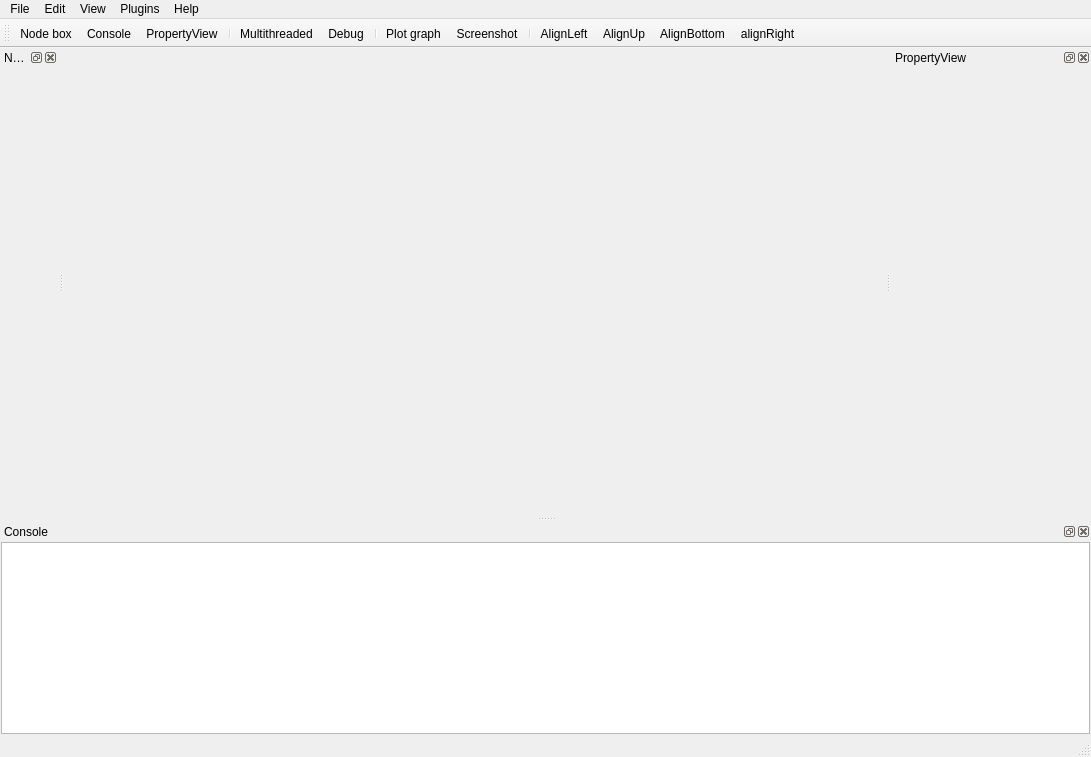
Qt form PyFlow/GraphEditor_ui.ui (wonderworks-software/PyFlow) before a commit.
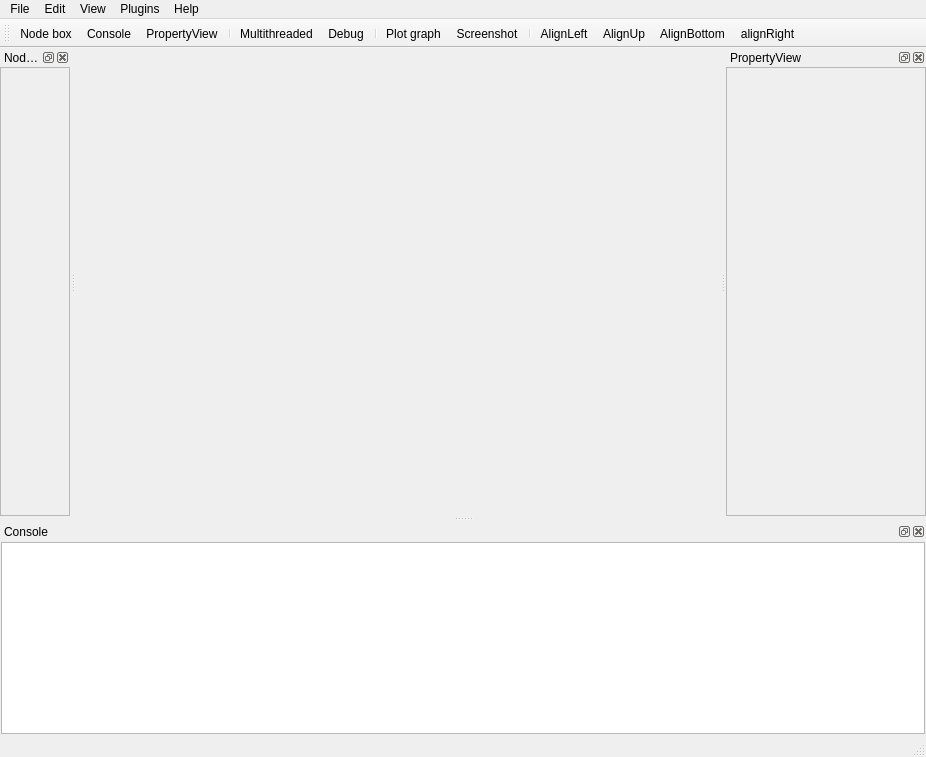
The same form after that commit. Icons and pictures are not drawn.

Commit message: scroll areas

What changed in the file:
```diff
--- a/PyFlow/GraphEditor_ui.ui
+++ b/PyFlow/GraphEditor_ui.ui
@@ -6,7 +6,7 @@
    <rect>
     <x>0</x>
     <y>0</y>
-    <width>1091</width>
+    <width>926</width>
     <height>757</height>
    </rect>
   </property>
@@ -80,8 +80,8 @@
     <rect>
      <x>0</x>
      <y>0</y>
-     <width>1091</width>
-     <height>21</height>
+     <width>926</width>
+     <height>31</height>
     </rect>
    </property>
    <widget class="QMenu" name="menuEdit">
@@ -160,8 +160,8 @@
    </property>
    <property name="minimumSize">
     <size>
-     <width>91</width>
-     <height>115</height>
+     <width>109</width>
+     <height>142</height>
     </size>
    </property>
    <property name="features">
@@ -217,21 +217,34 @@
     <number>1</number>
    </attribute>
    <widget class="QWidget" name="dockWidgetContents_5">
-    <layout class="QGridLayout" name="gridLayout_5">
-     <property name="leftMargin">
-      <number>1</number>
+    <layout class="QVBoxLayout" name="verticalLayout_2">
+     <property name="margin">
+      <number>0</number>
      </property>
-     <property name="topMargin">
-      <number>1</number>
-     </property>
-     <property name="rightMargin">
-      <number>1</number>
-     </property>
-     <property name="bottomMargin">
-      <number>1</number>
-     </property>
-     <item row="0" column="0">
-      <layout class="QGridLayout" name="NodeBoxLayout"/>
+     <item>
+      <widget class="QScrollArea" name="scrollArea_2">
+       <property name="widgetResizable">
+        <bool>true</bool>
+       </property>
+       <widget class="QWidget" name="scrollAreaWidgetContents_2">
+        <property name="geometry">
+         <rect>
+          <x>0</x>
+          <y>0</y>
+          <width>228</width>
+          <height>382</height>
+         </rect>
+        </property>
+        <layout class="QGridLayout" name="gridLayout_5">
+         <property name="margin">
+          <number>0</number>
+         </property>
+         <item row="0" column="0">
+          <layout class="QGridLayout" name="NodeBoxLayout"/>
+         </item>
+        </layout>
+       </widget>
+      </widget>
      </item>
     </layout>
    </widget>
@@ -241,7 +254,7 @@
    <property name="minimumSize">
     <size>
      <width>200</width>
-     <height>100</height>
+     <height>166</height>
     </size>
    </property>
    <property name="allowedAreas">
@@ -254,34 +267,37 @@
     <number>2</number>
    </attribute>
    <widget class="QWidget" name="dockWidgetContents">
-    <layout class="QGridLayout" name="gridLayout_4">
-     <property name="leftMargin">
-      <number>1</number>
+    <layout class="QVBoxLayout" name="verticalLayout">
+     <property name="spacing">
+      <number>0</number>
      </property>
-     <property name="topMargin">
-      <number>1</number>
+     <property name="margin">
+      <number>0</number>
      </property>
-     <property name="rightMargin">
-      <number>1</number>
-     </property>
-     <property name="bottomMargin">
-      <number>1</number>
-     </property>
-     <item row="0" column="0">
-      <layout class="QFormLayout" name="PropertiesformLayout">
-       <property name="leftMargin">
-        <number>2</number>
+     <item>
+      <widget class="QScrollArea" name="scrollArea">
+       <property name="widgetResizable">
+        <bool>true</bool>
        </property>
-       <property name="topMargin">
-        <number>2</number>
-       </property>
-       <property name="rightMargin">
-        <number>2</number>
-       </property>
-       <property name="bottomMargin">
-        <number>2</number>
-       </property>
-      </layout>
+       <widget class="QWidget" name="scrollAreaWidgetContents_3">
+        <property name="geometry">
+         <rect>
+          <x>0</x>
+          <y>0</y>
+          <width>198</width>
+          <height>382</height>
+         </rect>
+        </property>
+        <layout class="QGridLayout" name="gridLayout_4">
+         <property name="margin">
+          <number>0</number>
+         </property>
+         <item row="0" column="0">
+          <layout class="QFormLayout" name="PropertiesformLayout"/>
+         </item>
+        </layout>
+       </widget>
+      </widget>
      </item>
     </layout>
    </widget>
```
Left out of the diff: 33 changed lines with no effect on the pictures. The commit also changes 5 other files.
